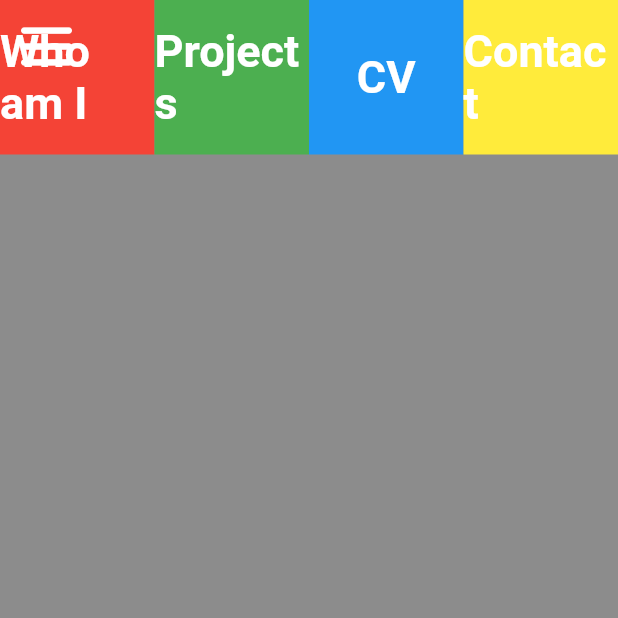
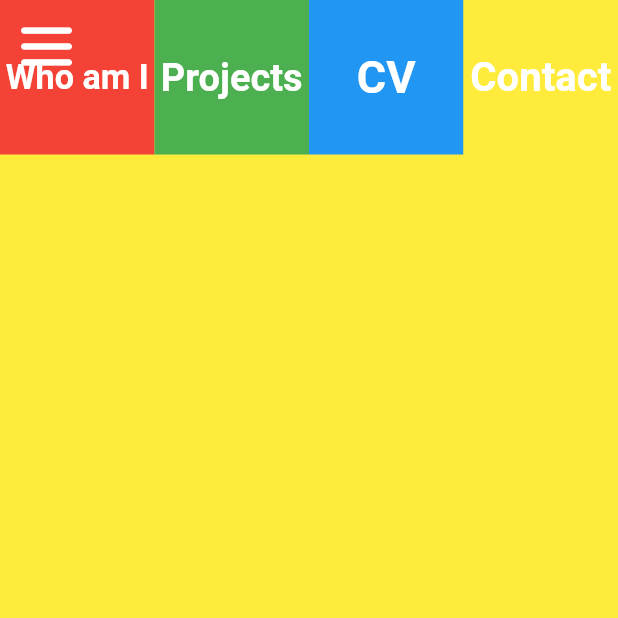
Before and after one commit to hbock-42/portfolio, a Flutter app: the screen it shows after launch, on a phone screen of 412 x 824 dp, the top half of it. Run offline on Flutter 3.47's test engine with Material 2 defaults, Android fonts, the phone set to English and light mode, and no system bars; our stand-ins replace flutter_hooks.

Commit message:
resizable text and screen sized box

```diff
--- /dev/null
+++ b/portfolio_app/lib/presentation/views/core/widgets/fitted_text.dart
@@ -0,0 +1,24 @@
+import 'package:flutter/material.dart';
+
+class FittedText extends StatelessWidget {
+  final String text;
+  final double horizontalPadding;
+  final TextStyle style;
+
+  const FittedText(
+    this.text, {
+    Key key,
+    this.horizontalPadding = 5.0,
+    this.style,
+  }) : super(key: key);
+  @override
+  Widget build(BuildContext context) {
+    return FittedBox(
+      fit: BoxFit.fitWidth,
+      child: Padding(
+        padding: EdgeInsets.symmetric(horizontal: horizontalPadding),
+        child: Text(text, style: style),
+      ),
+    );
+  }
+}
--- /dev/null
+++ b/portfolio_app/lib/presentation/views/core/widgets/screen_sized_box.dart
@@ -0,0 +1,20 @@
+import 'package:flutter/material.dart';
+
+class ScreenSizedBox extends StatelessWidget {
+  final Widget child;
+
+  const ScreenSizedBox({
+    Key key,
+    this.child,
+  }) : super(key: key);
+
+  @override
+  Widget build(BuildContext context) {
+    Size size = MediaQuery.of(context).size;
+    return SizedBox(
+      height: size.height,
+      width: size.width,
+      child: child,
+    );
+  }
+}
--- a/portfolio_app/lib/presentation/views/home/home.dart
+++ b/portfolio_app/lib/presentation/views/home/home.dart
@@ -1,8 +1,10 @@
 import 'package:flutter/material.dart';
 import 'package:flutter_hooks/flutter_hooks.dart';
-import 'package:portfolio_app/presentation/theme/app_theme.dart';
-import 'package:portfolio_app/resources/resources.dart';
 
+import '../../../resources/resources.dart';
+import '../../theme/app_theme.dart';
+import '../core/widgets/fitted_text.dart';
+import '../core/widgets/screen_sized_box.dart';
 import '../menu_bar/menu_bar.dart';
 import '../menu_bar/menu_item.dart';
 
@@ -14,34 +16,42 @@ class Home extends HookWidget {
     ValueNotifier<bool> hideMenu = useState(false);
     return Stack(
       children: <Widget>[
+        Stack(
+          children: <Widget>[
+            ScreenSizedBox(child: Container(color: Colors.red)),
+            ScreenSizedBox(child: Container(color: Colors.green)),
+            ScreenSizedBox(child: Container(color: Colors.blue)),
+            ScreenSizedBox(child: Container(color: Colors.yellow)),
+          ],
+        ),
         Menu(
           axis: isPortrait ? Axis.horizontal : Axis.vertical,
           hidden: hideMenu.value,
           menuItems: <MenuItem>[
             MenuItem(
               color: Colors.red,
-              child: Text(
+              child: FittedText(
                 'Who am I',
                 style: AppTheme.themeData.textTheme.headline1,
               ),
             ),
             MenuItem(
               color: Colors.green,
-              child: Text(
+              child: FittedText(
                 'Projects',
                 style: AppTheme.themeData.textTheme.headline1,
               ),
             ),
             MenuItem(
               color: Colors.blue,
-              child: Text(
+              child: FittedText(
                 'CV',
                 style: AppTheme.themeData.textTheme.headline1,
               ),
             ),
             MenuItem(
               color: Colors.yellow,
-              child: Text(
+              child: FittedText(
                 'Contact',
                 style: AppTheme.themeData.textTheme.headline1,
               ),
```
